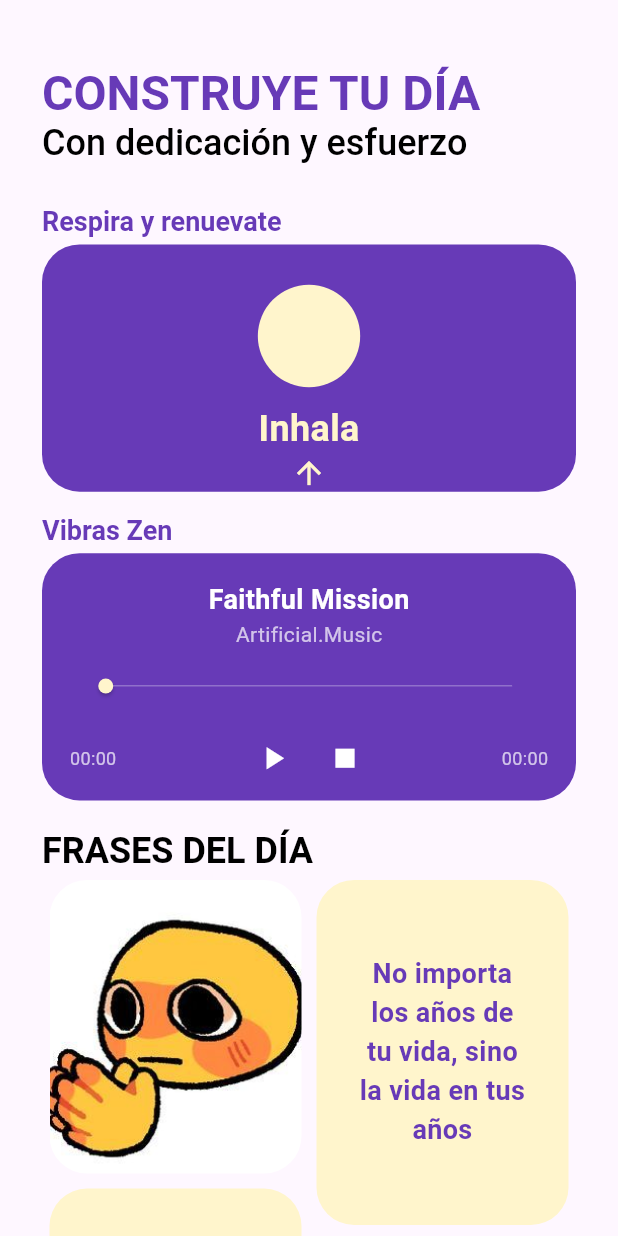
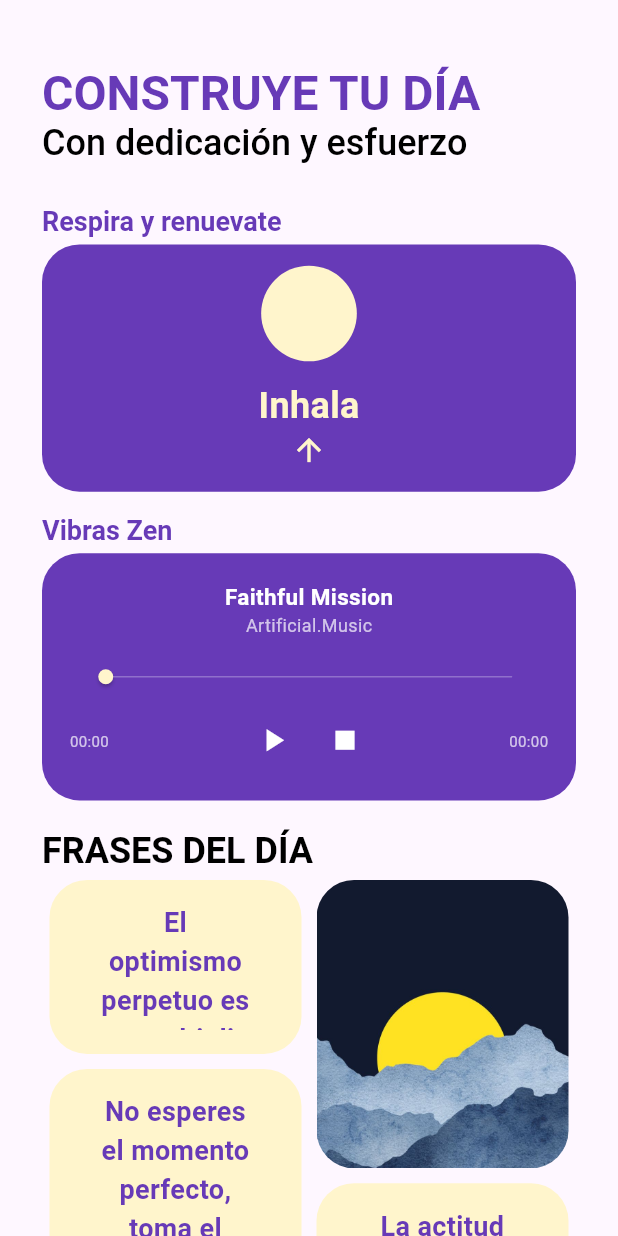
Before and after one commit to Santiago2132/maizfront, a Flutter app: the YourDayScreen screen opened by its route, after a tap on "Iniciar Ejercicio de Respiración", on a phone screen of 412 x 824 dp. Run offline on Flutter 3.47's test engine with Material 3 defaults, Android fonts, the phone set to English and light mode, and no system bars; drawn by our look-alikes of auto_size_text; our stand-ins replace audioplayers, cloud_firestore, firebase_auth, firebase_core, fl_chart, fluttertoast and 3 more; accounts and stored records are empty; Roboto replaces fonts that are missing (Montserrat).

Commit message:
Arreglos en dimensionamiento en reproductor de música y ejercicios de respiración. Se arregló repetición en frases del día y se ajustó el tamaño de las cartas para concordar con el tamaño de las frases

```diff
--- a/maiz_app/assets/motivation_phrases.json
+++ b/maiz_app/assets/motivation_phrases.json
@@ -21,7 +21,7 @@
         "text": "El exito no es un destino, es un viaje, disfrutalo",
         "fontSize": 18,
         "width": 200,
-        "height": 200
+        "height": 240
       },
       {
         "text": "El fracaso es éxito si aprendemos de él",
--- a/maiz_app/lib/screens/your_day/widgets/breathing_exercise.dart
+++ b/maiz_app/lib/screens/your_day/widgets/breathing_exercise.dart
@@ -74,7 +74,7 @@ class _BreathingExerciseState extends State<BreathingExercise>
           if (!_isAnimating)
             ElevatedButton(
               onPressed: _startAnimation,
-              child: Text('Iniciar Ejercicio de Respiración'),
+              child: const Text('Iniciar Ejercicio de Respiración'),
             ),
           if (_isAnimating)
             AnimatedBuilder(
@@ -83,17 +83,17 @@ class _BreathingExerciseState extends State<BreathingExercise>
                 return Transform.scale(
                   scale: TweenSequence<double>([
                     TweenSequenceItem(
-                        tween: Tween(begin: 1.0, end: 1.5), weight: 4),
+                        tween: Tween(begin: 1.0, end: 1.23), weight: 4),
                     TweenSequenceItem(
-                        tween: Tween(begin: 1.5, end: 1.5), weight: 2),
+                        tween: Tween(begin: 1.23, end: 1.23), weight: 2),
                     TweenSequenceItem(
-                        tween: Tween(begin: 1.5, end: 0.5), weight: 4),
+                        tween: Tween(begin: 1.23, end: 0.5), weight: 4),
                     TweenSequenceItem(
-                        tween: Tween(begin: 0.5, end: 1.0), weight: 2),
+                        tween: Tween(begin: 0.5, end: 0.8), weight: 2),
                   ]).evaluate(_controller),
                   child: Container(
                     width: 60,
-                    height: 90,
+                    height: 60,
                     decoration: BoxDecoration(
                       color: ColorTween(
                         begin: _accentColor,
@@ -110,10 +110,14 @@ class _BreathingExerciseState extends State<BreathingExercise>
               },
             ),
           if (_isAnimating)
-            ValueListenableBuilder(
+            Expanded(
+              child: Align(
+                alignment: Alignment.bottomCenter,
+                child: ValueListenableBuilder(
                   valueListenable: _phaseNotifier,
                   builder: (context, phase, child) {
                     return Column(
+                      mainAxisSize: MainAxisSize.min,
                       children: [
                         Text(
                           phase,
@@ -135,6 +139,8 @@ class _BreathingExerciseState extends State<BreathingExercise>
                     );
                   },
                 ),
+              ),
+            ),
         ],
       ),
     );
--- a/maiz_app/lib/screens/your_day/widgets/music_player.dart
+++ b/maiz_app/lib/screens/your_day/widgets/music_player.dart
@@ -1,7 +1,7 @@
 import 'package:flutter/material.dart';
 import 'package:audioplayers/audioplayers.dart';
 import 'package:mAIz/widgets/custom_card.dart';
-
+import 'package:auto_size_text/auto_size_text.dart';
 
 class MusicPlayer extends StatefulWidget {
   const MusicPlayer({super.key});
@@ -68,28 +68,33 @@ class _MusicPlayerState extends State<MusicPlayer> {
           child: Column(
             mainAxisAlignment: MainAxisAlignment.spaceBetween,
             children: [
-              const Column(
+              Flexible(
+                child: Column(
                   children: [
-                  Text(
+                    AutoSizeText(
                       'Faithful Mission',
                       style: TextStyle(
                         color: Colors.white,
-                      fontSize: 18,
+                        fontSize: 15, // Reducido el tamaño de fuente
                         fontWeight: FontWeight.bold,
                       ),
                       maxLines: 1,
                       overflow: TextOverflow.ellipsis,
                     ),
-                  Text(
+                    AutoSizeText(
                       'Artificial.Music',
                       style: TextStyle(
                         color: Colors.white70,
-                      fontSize: 14,
+                        fontSize: 10, // Reducido el tamaño de fuente
                       ),
+                      maxLines: 1,
+                      overflow: TextOverflow.ellipsis,
                     ),
                   ],
                 ),
-              SliderTheme(
+              ),
+              Flexible(
+                child: SliderTheme(
                   data: SliderThemeData(
                     trackHeight: 0.5,
                     thumbShape:
@@ -106,14 +111,16 @@ class _MusicPlayerState extends State<MusicPlayer> {
                     },
                   ),
                 ),
-              Row(
+              ),
+              Flexible(
+                child: Row(
                   mainAxisAlignment: MainAxisAlignment.spaceBetween,
                   children: [
                     Text(
                       _formatTime(_position),
                       style: const TextStyle(
                         color: Colors.white70,
-                      fontSize: 12,
+                        fontSize: 10, // Reducido el tamaño de fuente
                       ),
                     ),
                     Row(
@@ -142,10 +149,11 @@ class _MusicPlayerState extends State<MusicPlayer> {
                       _formatTime(_duration),
                       style: const TextStyle(
                         color: Colors.white70,
-                      fontSize: 12,
+                        fontSize: 10, // Reducido el tamaño de fuente
                       ),
                     ),
                   ],
+                ),
               ),
             ],
           ),
--- a/maiz_app/lib/screens/your_day/widgets/your_day_cards.dart
+++ b/maiz_app/lib/screens/your_day/widgets/your_day_cards.dart
@@ -16,15 +16,28 @@ class _YourDayCardsState extends State<YourDayCards> {
   List<Map<String, dynamic>> _phrases = [];
   List<String> _images = [];
   final Random _random = Random();
-  final int _maxCards = 12; //CANTIDAD DE FRASES QUE SE VAN A MOSTRAR
+  final int _maxCards = 12;
 
   Future<void> _loadPhrases() async {
     final String response =
         await rootBundle.loadString('assets/motivation_phrases.json');
     final List<dynamic> data = json.decode(response);
-    data.shuffle(_random);
-    setState(() =>
-        _phrases = data.take(_maxCards).cast<Map<String, dynamic>>().toList());
+
+    // Eliminar duplicados usando el campo 'text'
+    final uniquePhrases = data
+        .cast<Map<String, dynamic>>()
+        .fold<Map<String, Map<String, dynamic>>>({}, (map, phrase) {
+          String text = phrase['text'];
+          if (!map.containsKey(text)) {
+            map[text] = phrase;
+          }
+          return map;
+        })
+        .values
+        .toList();
+
+    uniquePhrases.shuffle(_random);
+    setState(() => _phrases = uniquePhrases.take(_maxCards).toList());
   }
 
   Future<void> _loadImages() async {
@@ -35,9 +48,7 @@ class _YourDayCardsState extends State<YourDayCards> {
         .where((String key) => key.startsWith('assets/images/'))
         .toList();
     imagePaths.shuffle(_random);
-    setState(() => _images = imagePaths
-        .take(7)
-        .toList()); //CANTIDAD DE IMAGENES QUE SE VAN A MOSTRAR
+    setState(() => _images = imagePaths.take(7).toList());
   }
 
   void _refreshCards() {
@@ -77,29 +88,44 @@ class _YourDayCardsState extends State<YourDayCards> {
                 final isImage = item['type'] == 'image';
                 final data = item[isImage ? 'path' : 'data'];
 
-                //DISEÑO DE LAS TARJETAS E IMAGENES
+                // Configuración de dimensiones
+                final cardWidth = constraints.maxWidth * 0.45;
+                double cardHeight;
+
+                if (isImage) {
+                  cardHeight = cardWidth * 1.2; // Proporción 4:5
+                } else {
+                  final phrase = data as Map<String, dynamic>;
+                  final text = phrase['text'];
+                  final fontSize = phrase['fontSize']?.toDouble() ?? 20;
+
+                  // Calcular altura requerida para el texto
+                  final textPainter = TextPainter(
+                    text: TextSpan(
+                      text: text,
+                      style: TextStyle(
+                        fontSize: fontSize,
+                        fontWeight: FontWeight.bold,
+                      ),
+                    ),
+                    textDirection: TextDirection.ltr,
+                    maxLines: null,
+                  );
+
+                  textPainter.layout(
+                      maxWidth: cardWidth - 32); // Considerar padding
+                  cardHeight = textPainter.size.height + 32; // Padding vertical
+                }
+
                 return Padding(
                   padding: const EdgeInsets.all(5),
                   child: CustomCard(
-                    width: isImage
-                        ? constraints.maxWidth * 0.45 // Longitud de la imagen
-                        : ((data != null
-                                ? (data as Map<String, dynamic>)['width']
-                                    ?.toDouble()
-                                : null) ??
-                            constraints.maxWidth * 0.45),
-                    height: isImage
-                        ? constraints.maxWidth * 0.55 // Altura de la imagen
-                        : ((data != null
-                                ? (data as Map<String, dynamic>)['height']
-                                    ?.toDouble()
-                                : null) ??
-                            200),
+                    width: cardWidth,
+                    height: cardHeight,
                     backgroundColor:
                         isImage ? Colors.transparent : const Color(0xfffff5cc),
-                    padding: isImage
-                        ? EdgeInsets.zero
-                        : const EdgeInsets.all(16), // Padding solo en texto
+                    padding:
+                        isImage ? EdgeInsets.zero : const EdgeInsets.all(16),
                     child: isImage
                         ? _buildImageCard(data as String)
                         : _buildTextCard(data as Map<String, dynamic>),
@@ -112,9 +138,8 @@ class _YourDayCardsState extends State<YourDayCards> {
         ElevatedButton(
           onPressed: _refreshCards,
           style: ElevatedButton.styleFrom(
-            backgroundColor: const Color(0xffffe699), //Colores de las tarjetas
-            foregroundColor:
-                const Color(0xff673ab7), //Colores del texto de las tarjetas
+            backgroundColor: const Color(0xffffe699),
+            foregroundColor: const Color(0xff673ab7),
           ),
           child: const Text('Mostrar nuevas frases'),
         ),
@@ -125,7 +150,7 @@ class _YourDayCardsState extends State<YourDayCards> {
   Widget _buildTextCard(Map<String, dynamic> phrase) {
     return Center(
       child: Padding(
-        padding: const EdgeInsets.all(12.0),
+        padding: const EdgeInsets.symmetric(horizontal: 16),
         child: Text(
           phrase['text'],
           style: TextStyle(
@@ -134,6 +159,7 @@ class _YourDayCardsState extends State<YourDayCards> {
             fontWeight: FontWeight.bold,
           ),
           textAlign: TextAlign.center,
+          softWrap: true,
         ),
       ),
     );
@@ -141,12 +167,12 @@ class _YourDayCardsState extends State<YourDayCards> {
 
   Widget _buildImageCard(String imagePath) {
     return ClipRRect(
-      borderRadius: BorderRadius.circular(25), // Mismo radio que el CustomCard
+      borderRadius: BorderRadius.circular(25),
       child: Image.asset(
         imagePath,
-        width: double.infinity, // Ocupar todo el ancho disponible
-        height: double.infinity, // Ocupar todo el alto disponible
         fit: BoxFit.cover,
+        width: double.infinity,
+        height: double.infinity,
       ),
     );
   }
--- a/maiz_app/pubspec.yaml
+++ b/maiz_app/pubspec.yaml
@@ -33,7 +33,7 @@ dependencies:
   http: ^1.2.0  # Añade esta línea con la versión que desees
   audioplayers: ^6.1.2
   table_calendar: ^3.0.9
-  fluttertoast: ^8.2.2
+  fluttertoast: ^8.2.12
   font_awesome_flutter: ^10.6.0
   google_sign_in: ^6.1.5
   firebase_core: ^3.11.0
@@ -44,6 +44,7 @@ dependencies:
   shared_preferences: ^2.5.2
   hive: ^2.2.3
   hive_flutter: ^1.1.0
+  auto_size_text: ^3.0.0
   cupertino_icons: ^1.0.8
 
 dev_dependencies:
```
Also changed, not shown: maiz_app/pubspec.lock. Lines whose indentation alone changed are shown as unchanged.
